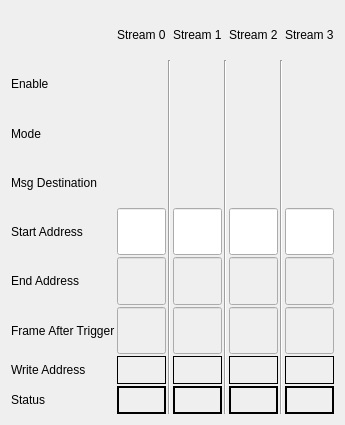
Above: new_look/engine_settings.ui from cristinasewell/ATCA_PyDM_Screens before the change. Below: the same form after it.
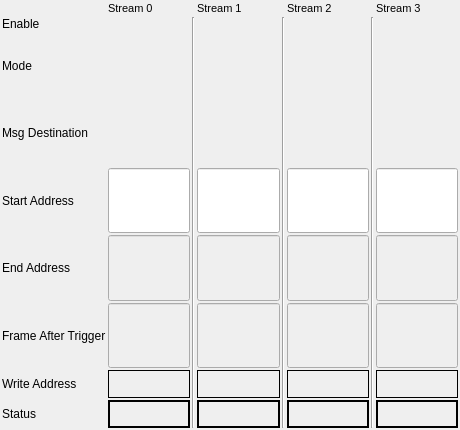
That is the form after the change. Custom widgets are drawn as their Qt base class.

Commit message: WIP - waveform settings changing font for buttons

The edit to the form file:
```diff
--- a/new_look/engine_settings.ui
+++ b/new_look/engine_settings.ui
@@ -6,14 +6,37 @@
    <rect>
     <x>0</x>
     <y>0</y>
-    <width>314</width>
-    <height>425</height>
+    <width>460</width>
+    <height>430</height>
    </rect>
   </property>
+  <property name="font">
+   <font>
+    <pointsize>8</pointsize>
+   </font>
+  </property>
   <property name="windowTitle">
    <string>Form</string>
   </property>
+  <property name="styleSheet">
+   <string notr="true">QPushButton{font: 7px;}</string>
+  </property>
   <layout class="QHBoxLayout" name="horizontalLayout">
+   <property name="spacing">
+    <number>2</number>
+   </property>
+   <property name="leftMargin">
+    <number>2</number>
+   </property>
+   <property name="topMargin">
+    <number>2</number>
+   </property>
+   <property name="rightMargin">
+    <number>2</number>
+   </property>
+   <property name="bottomMargin">
+    <number>2</number>
+   </property>
    <item>
     <layout class="QGridLayout" name="gridLayout">
      <property name="spacing">
@@ -53,7 +76,7 @@
       <widget class="PyDMEnumButton" name="PyDMEnumButton_4">
        <property name="sizePolicy">
         <sizepolicy hsizetype="Preferred" vsizetype="Preferred">
-         <horstretch>0</horstretch>
+         <horstretch>1</horstretch>
          <verstretch>0</verstretch>
         </sizepolicy>
        </property>
@@ -195,6 +218,12 @@
      </item>
      <item row="0" column="3">
       <widget class="QLabel" name="label_10">
+       <property name="sizePolicy">
+        <sizepolicy hsizetype="Preferred" vsizetype="Preferred">
+         <horstretch>1</horstretch>
+         <verstretch>0</verstretch>
+        </sizepolicy>
+       </property>
        <property name="text">
         <string>Stream 1</string>
        </property>
@@ -204,7 +233,7 @@
       <widget class="PyDMEnumButton" name="PyDMEnumButton_6">
        <property name="sizePolicy">
         <sizepolicy hsizetype="Preferred" vsizetype="Preferred">
-         <horstretch>0</horstretch>
+         <horstretch>1</horstretch>
          <verstretch>0</verstretch>
         </sizepolicy>
        </property>
@@ -315,7 +344,7 @@
       <widget class="PyDMEnumButton" name="PyDMEnumButton">
        <property name="sizePolicy">
         <sizepolicy hsizetype="Preferred" vsizetype="Preferred">
-         <horstretch>0</horstretch>
+         <horstretch>1</horstretch>
          <verstretch>0</verstretch>
         </sizepolicy>
        </property>
@@ -591,7 +620,7 @@
        <property name="sizePolicy">
         <sizepolicy hsizetype="Preferred" vsizetype="Preferred">
          <horstretch>1</horstretch>
-         <verstretch>1</verstretch>
+         <verstretch>0</verstretch>
         </sizepolicy>
        </property>
        <property name="text">
@@ -686,7 +715,7 @@
        <property name="sizePolicy">
         <sizepolicy hsizetype="Preferred" vsizetype="Preferred">
          <horstretch>1</horstretch>
-         <verstretch>1</verstretch>
+         <verstretch>0</verstretch>
         </sizepolicy>
        </property>
        <property name="font">
@@ -1147,7 +1176,7 @@
       <widget class="PyDMEnumButton" name="PyDMEnumButton_5">
        <property name="sizePolicy">
         <sizepolicy hsizetype="Preferred" vsizetype="Preferred">
-         <horstretch>0</horstretch>
+         <horstretch>1</horstretch>
          <verstretch>0</verstretch>
         </sizepolicy>
        </property>
```
The commit also changes 1 other file.
